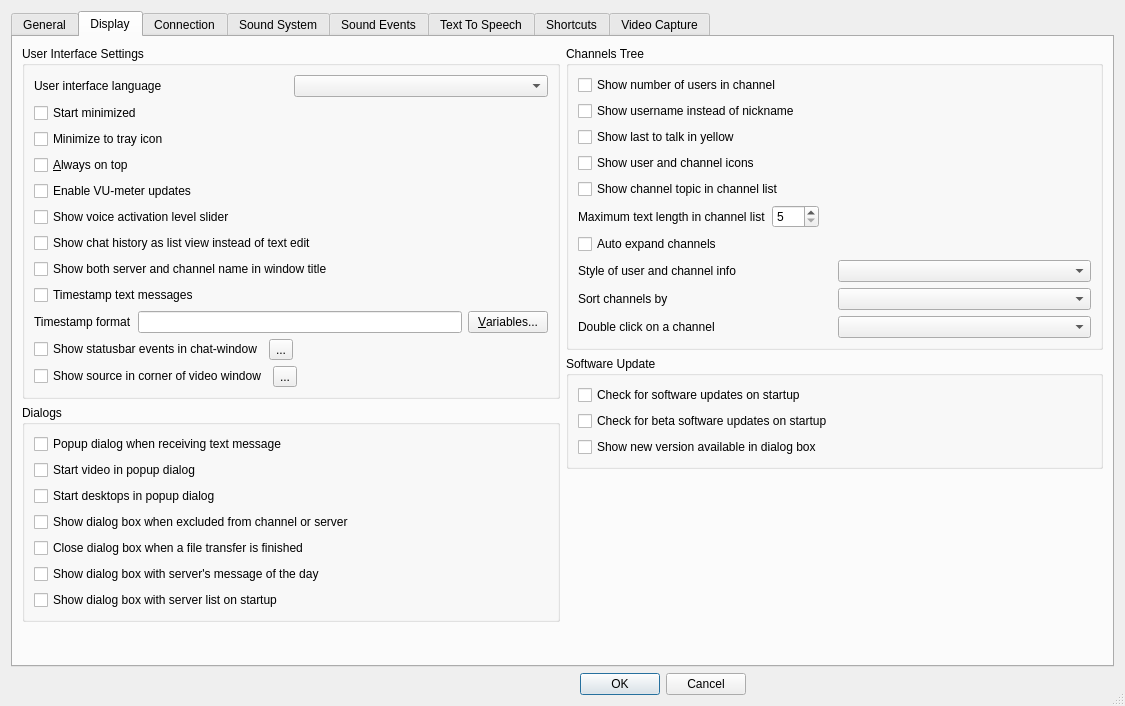
Before: the Qt Designer form Client/qtTeamTalk/preferences.ui in BearWare/TeamTalk5, drawn with Qt 5.
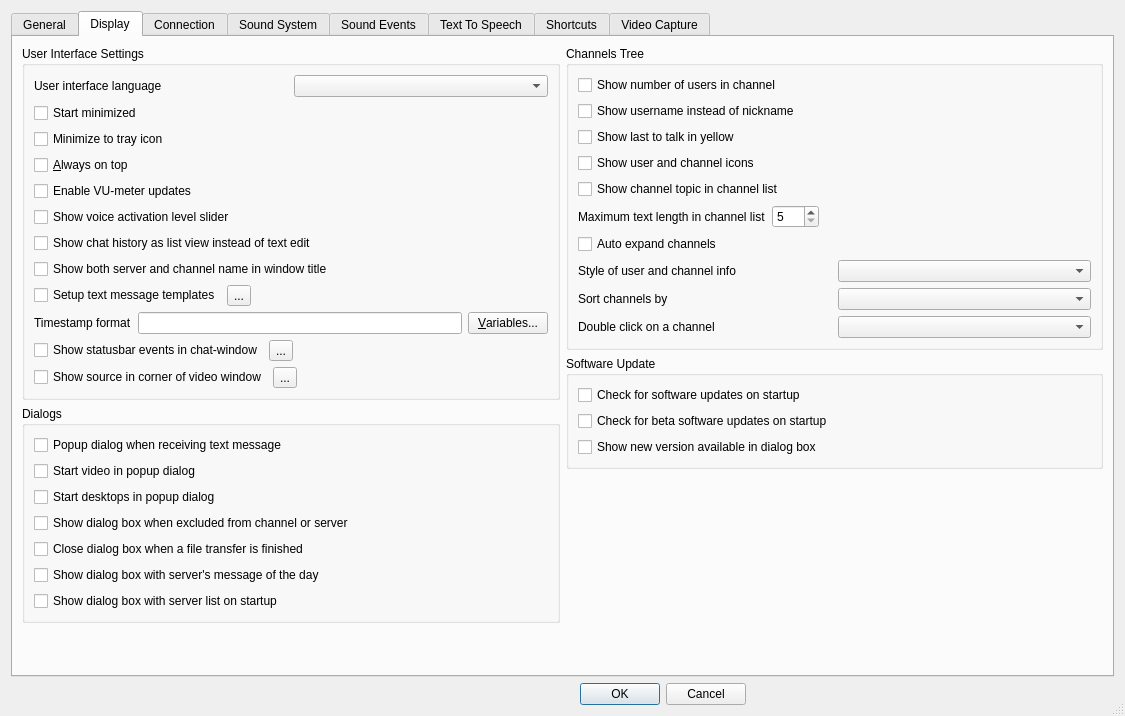
After: the same form once the commit is applied. The open tabs and pages were chosen to show the change. Icons and pictures are not drawn. Custom widgets are drawn as their Qt base class.

Commit message: Custom Chat Templates (#2587)

```diff
--- a/Client/qtTeamTalk/preferences.ui
+++ b/Client/qtTeamTalk/preferences.ui
@@ -7,7 +7,7 @@
     <x>0</x>
     <y>0</y>
     <width>1125</width>
-    <height>706</height>
+    <height>716</height>
    </rect>
   </property>
   <property name="windowTitle">
@@ -442,11 +442,38 @@
              </widget>
             </item>
             <item>
-             <widget class="QCheckBox" name="msgtimestampChkBox">
-              <property name="text">
-               <string>Timestamp text messages</string>
-              </property>
-             </widget>
+             <layout class="QHBoxLayout" name="horizontalLayout_34">
+              <item>
+               <widget class="QCheckBox" name="chatTemplateChkBox">
+                <property name="text">
+                 <string>Setup text message templates</string>
+                </property>
+               </widget>
+              </item>
+              <item>
+               <widget class="QToolButton" name="chatTemplateToolButton">
+                <property name="accessibleDescription">
+                 <string>Edit Chat Message Templates</string>
+                </property>
+                <property name="text">
+                 <string>...</string>
+                </property>
+               </widget>
+              </item>
+              <item>
+               <spacer name="horizontalSpacer_12">
+                <property name="orientation">
+                 <enum>Qt::Orientation::Horizontal</enum>
+                </property>
+                <property name="sizeHint" stdset="0">
+                 <size>
+                  <width>40</width>
+                  <height>20</height>
+                 </size>
+                </property>
+               </spacer>
+              </item>
+             </layout>
             </item>
             <item>
              <layout class="QHBoxLayout" name="horizontalLayout_30">
```
The commit also changes 14 other files.
